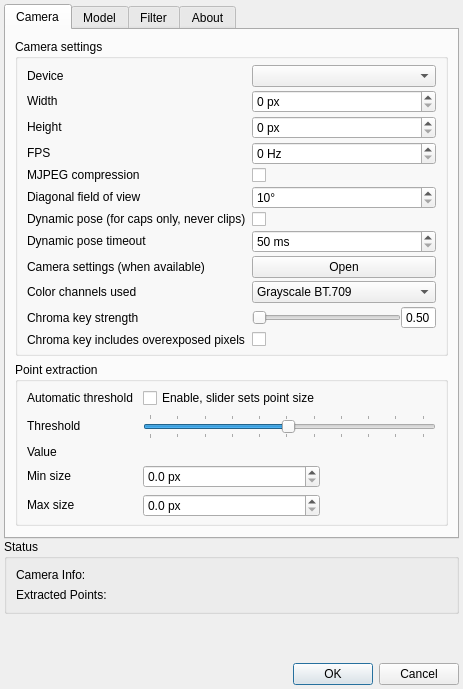
Old version of the form tracker-pt/FTNoIR_PT_Controls.ui in the repository opentrack/opentrack.
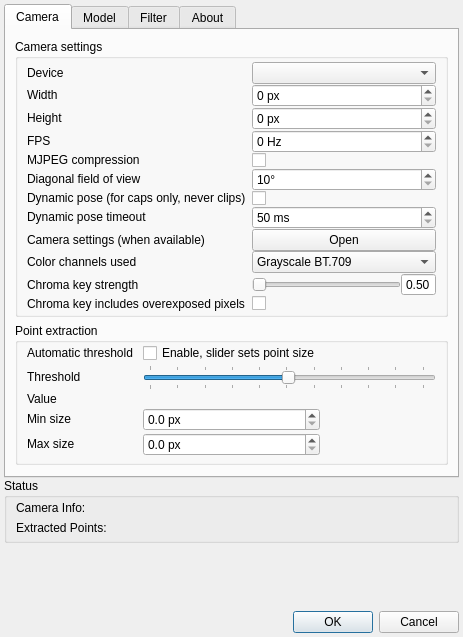
New version of the form. Icons and pictures are not drawn.

Commit message:
tracker/pt: some quick fixes of the dialog
- make it fit vertically on 1280x768 screens
- fix tab order

What changed in the file:
```diff
--- a/tracker-pt/FTNoIR_PT_Controls.ui
+++ b/tracker-pt/FTNoIR_PT_Controls.ui
@@ -10,7 +10,7 @@
     <x>0</x>
     <y>0</y>
     <width>463</width>
-    <height>689</height>
+    <height>637</height>
    </rect>
   </property>
   <property name="sizePolicy">
@@ -80,13 +80,13 @@
          </property>
          <layout class="QGridLayout" name="gridLayout_2">
           <property name="topMargin">
-           <number>6</number>
+           <number>3</number>
           </property>
           <property name="bottomMargin">
-           <number>6</number>
+           <number>3</number>
           </property>
           <property name="verticalSpacing">
-           <number>3</number>
+           <number>0</number>
           </property>
           <item row="11" column="1">
            <widget class="QCheckBox" name="chroma_key_overexposed">
@@ -530,13 +530,13 @@
          </property>
          <layout class="QGridLayout" name="gridLayout_7">
           <property name="topMargin">
-           <number>6</number>
+           <number>0</number>
           </property>
           <property name="bottomMargin">
            <number>6</number>
           </property>
           <property name="verticalSpacing">
-           <number>6</number>
+           <number>2</number>
           </property>
           <item row="1" column="0">
            <widget class="QLabel" name="label">
@@ -1697,6 +1697,12 @@
       <string>Status</string>
      </property>
      <layout class="QGridLayout" name="gridLayout_10">
+      <property name="topMargin">
+       <number>3</number>
+      </property>
+      <property name="bottomMargin">
+       <number>5</number>
+      </property>
       <item row="1" column="1">
        <widget class="QLabel" name="pointinfo_label">
         <property name="sizePolicy">
```
Left out of the diff: 56 changed lines with no effect on the pictures.
